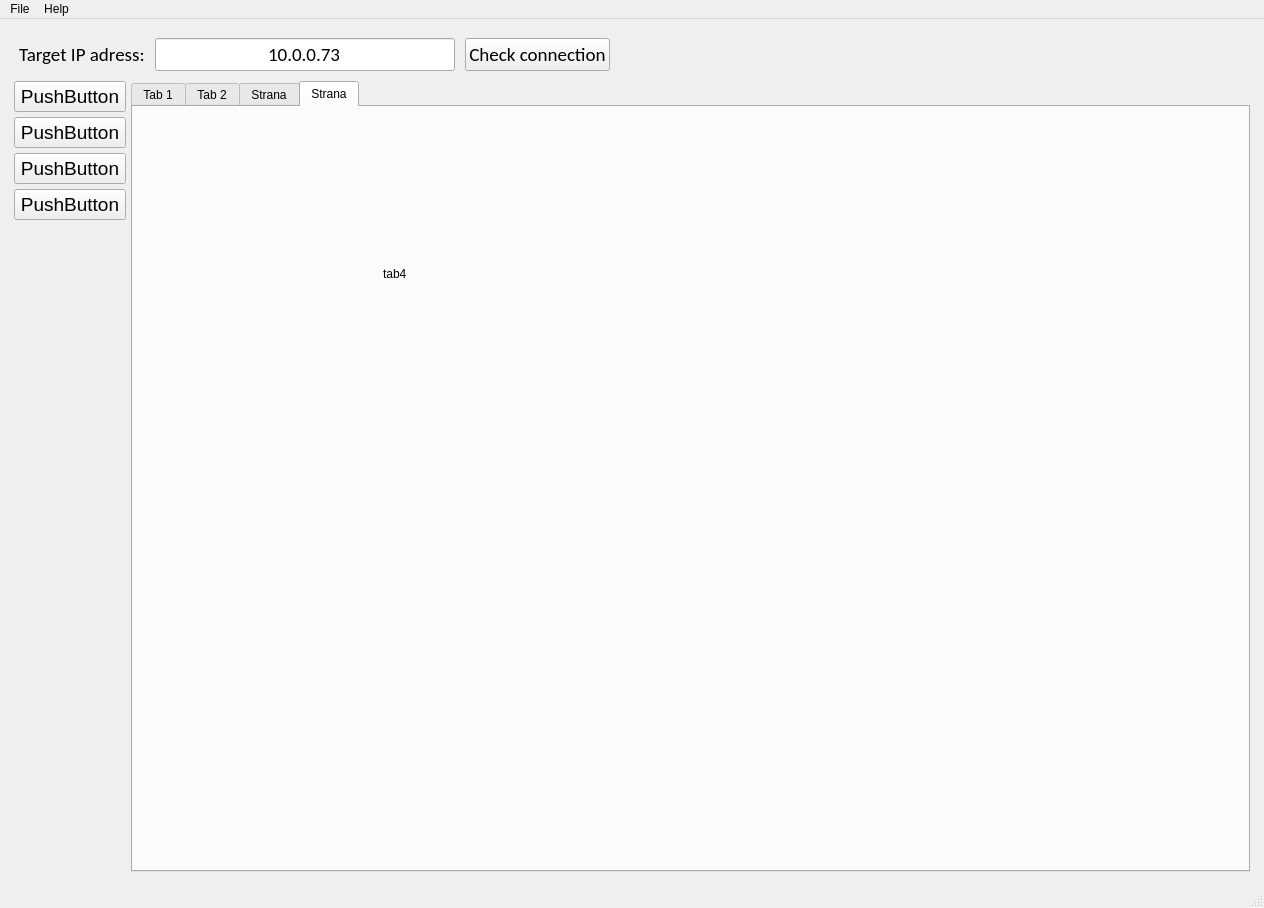
Before: the Qt Designer form GUI/qt5TCMonitorMainWindow.ui in jaroslavkovar80/SSHClient, drawn with Qt 5.
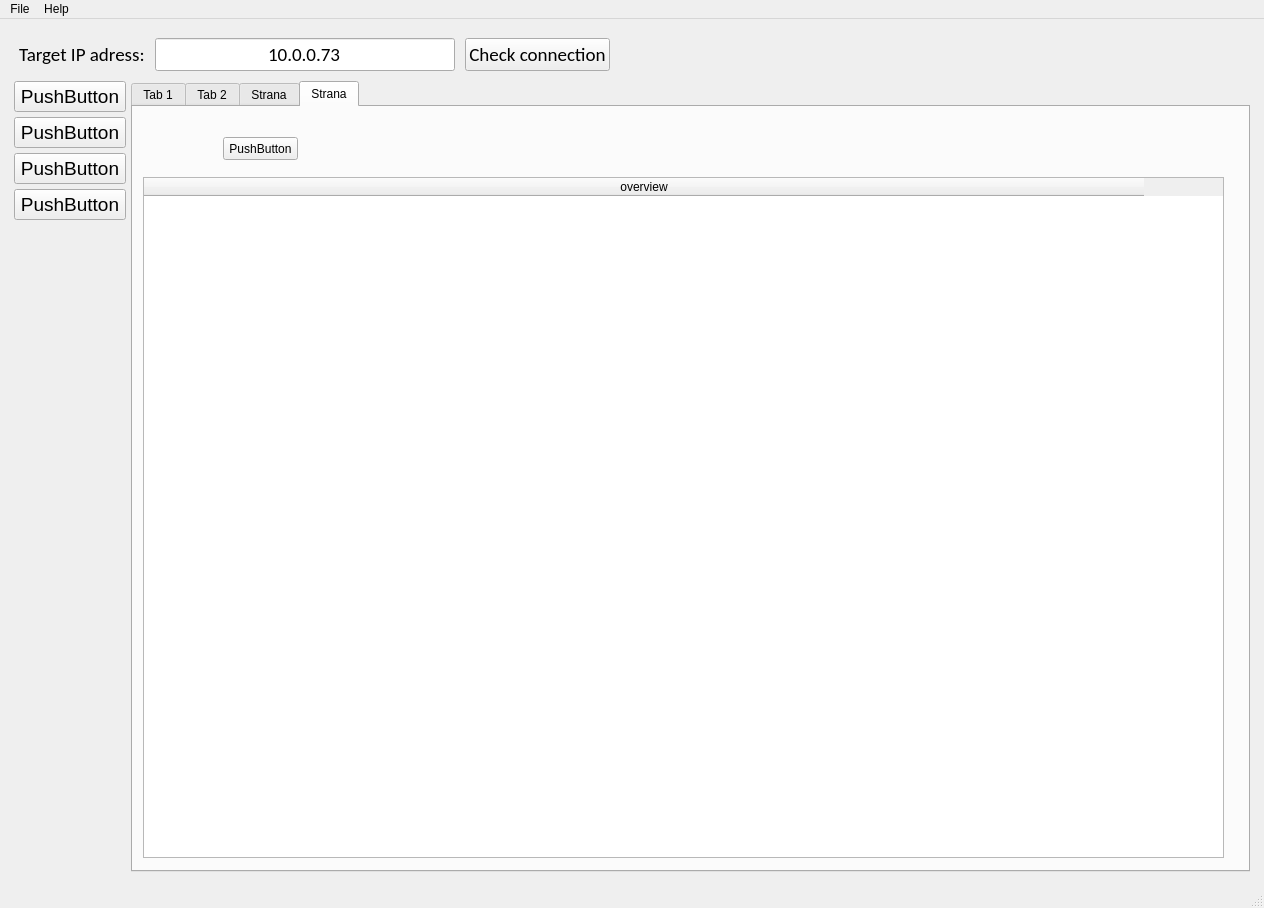
After: the same form once the commit is applied. The open tabs and pages were chosen to show the change.

Diff of the .ui file:
```diff
--- a/GUI/qt5TCMonitorMainWindow.ui
+++ b/GUI/qt5TCMonitorMainWindow.ui
@@ -672,17 +672,50 @@
              <attribute name="title">
               <string>Strana</string>
              </attribute>
-             <widget class="QLabel" name="label_4">
+             <widget class="QTableWidget" name="tableJournalList">
               <property name="geometry">
                <rect>
-                <x>250</x>
-                <y>160</y>
-                <width>47</width>
-                <height>13</height>
+                <x>10</x>
+                <y>70</y>
+                <width>1081</width>
+                <height>681</height>
+               </rect>
+              </property>
+              <property name="sizePolicy">
+               <sizepolicy hsizetype="Maximum" vsizetype="Expanding">
+                <horstretch>0</horstretch>
+                <verstretch>0</verstretch>
+               </sizepolicy>
+              </property>
+              <property name="midLineWidth">
+               <number>0</number>
+              </property>
+              <property name="sizeAdjustPolicy">
+               <enum>QAbstractScrollArea::AdjustToContentsOnFirstShow</enum>
+              </property>
+              <property name="alternatingRowColors">
+               <bool>true</bool>
+              </property>
+              <attribute name="horizontalHeaderDefaultSectionSize">
+               <number>1000</number>
+              </attribute>
+              <column>
+               <property name="text">
+                <string>overview</string>
+               </property>
+              </column>
+             </widget>
+             <widget class="QPushButton" name="btnLoadJournal">
+              <property name="geometry">
+               <rect>
+                <x>90</x>
+                <y>30</y>
+                <width>75</width>
+                <height>23</height>
                </rect>
               </property>
               <property name="text">
-               <string>tab4</string>
+               <string>PushButton</string>
               </property>
              </widget>
             </widget>
```
Left out of the diff: 47 changed lines with no effect on the pictures.
